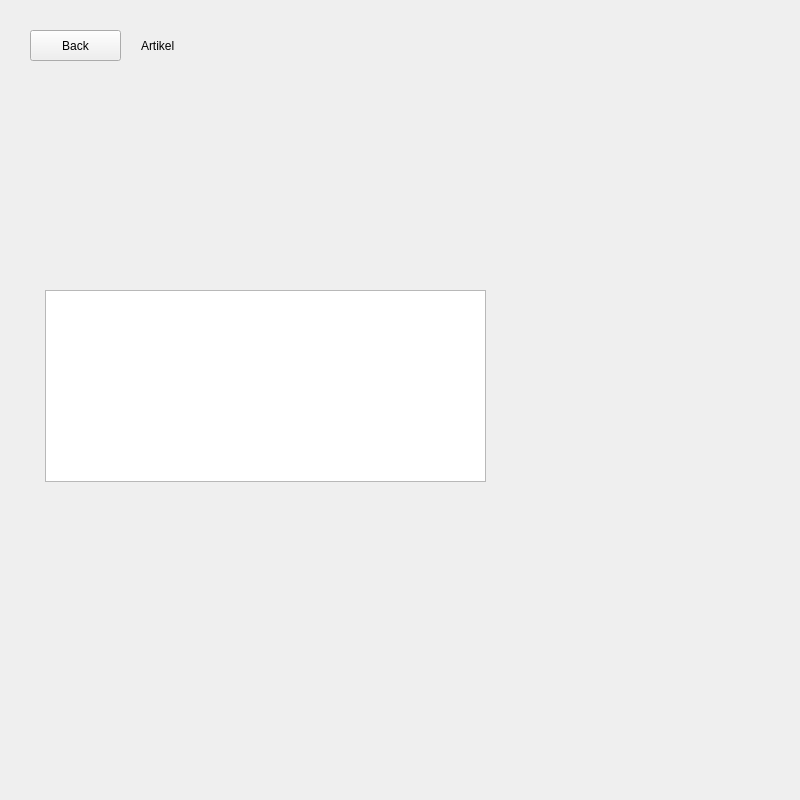
This is overviewartikel.ui in luis-we/SchulaufgabePRO as Qt 5 draws it before an edit. The edited form follows.
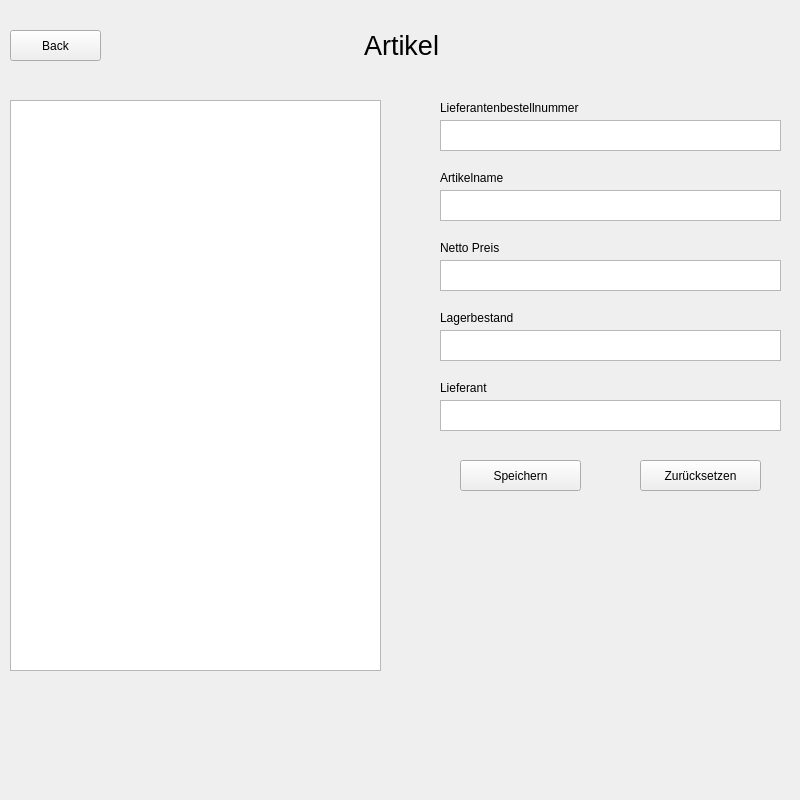
This is the edited form.

Commit message: Artikel Grunddesign

Diff of the .ui file:
```diff
--- a/overviewartikel.ui
+++ b/overviewartikel.ui
@@ -16,7 +16,7 @@
   <widget class="QPushButton" name="back_to_main">
    <property name="geometry">
     <rect>
-     <x>30</x>
+     <x>10</x>
      <y>30</y>
      <width>91</width>
      <height>31</height>
@@ -29,26 +29,178 @@
   <widget class="QLabel" name="label">
    <property name="geometry">
     <rect>
-     <x>141</x>
+     <x>1</x>
      <y>30</y>
-     <width>61</width>
+     <width>801</width>
      <height>31</height>
     </rect>
    </property>
+   <property name="font">
+    <font>
+     <pointsize>20</pointsize>
+    </font>
+   </property>
+   <property name="layoutDirection">
+    <enum>Qt::LeftToRight</enum>
+   </property>
    <property name="text">
     <string>Artikel</string>
    </property>
+   <property name="alignment">
+    <set>Qt::AlignCenter</set>
+   </property>
   </widget>
   <widget class="QListView" name="listView">
    <property name="geometry">
     <rect>
-     <x>45</x>
-     <y>290</y>
-     <width>441</width>
-     <height>192</height>
+     <x>10</x>
+     <y>100</y>
+     <width>371</width>
+     <height>571</height>
     </rect>
    </property>
   </widget>
+  <widget class="QTextBrowser" name="textBrowser">
+   <property name="geometry">
+    <rect>
+     <x>440</x>
+     <y>120</y>
+     <width>341</width>
+     <height>31</height>
+    </rect>
+   </property>
+  </widget>
+  <widget class="QTextBrowser" name="textBrowser_2">
+   <property name="geometry">
+    <rect>
+     <x>440</x>
+     <y>190</y>
+     <width>341</width>
+     <height>31</height>
+    </rect>
+   </property>
+  </widget>
+  <widget class="QTextBrowser" name="textBrowser_3">
+   <property name="geometry">
+    <rect>
+     <x>440</x>
+     <y>260</y>
+     <width>341</width>
+     <height>31</height>
+    </rect>
+   </property>
+  </widget>
+  <widget class="QTextBrowser" name="textBrowser_4">
+   <property name="geometry">
+    <rect>
+     <x>440</x>
+     <y>330</y>
+     <width>341</width>
+     <height>31</height>
+    </rect>
+   </property>
+  </widget>
+  <widget class="QTextBrowser" name="textBrowser_5">
+   <property name="geometry">
+    <rect>
+     <x>440</x>
+     <y>400</y>
+     <width>341</width>
+     <height>31</height>
+    </rect>
+   </property>
+  </widget>
+  <widget class="QLabel" name="label_2">
+   <property name="geometry">
+    <rect>
+     <x>440</x>
+     <y>100</y>
+     <width>211</width>
+     <height>16</height>
+    </rect>
+   </property>
+   <property name="text">
+    <string>Lieferantenbestellnummer</string>
+   </property>
+  </widget>
+  <widget class="QLabel" name="label_3">
+   <property name="geometry">
+    <rect>
+     <x>440</x>
+     <y>170</y>
+     <width>211</width>
+     <height>16</height>
+    </rect>
+   </property>
+   <property name="text">
+    <string>Artikelname</string>
+   </property>
+  </widget>
+  <widget class="QLabel" name="label_4">
+   <property name="geometry">
+    <rect>
+     <x>440</x>
+     <y>240</y>
+     <width>211</width>
+     <height>16</height>
+    </rect>
+   </property>
+   <property name="text">
+    <string>Netto Preis</string>
+   </property>
+  </widget>
+  <widget class="QLabel" name="label_5">
+   <property name="geometry">
+    <rect>
+     <x>440</x>
+     <y>310</y>
+     <width>211</width>
+     <height>16</height>
+    </rect>
+   </property>
+   <property name="text">
+    <string>Lagerbestand</string>
+   </property>
+  </widget>
+  <widget class="QLabel" name="label_6">
+   <property name="geometry">
+    <rect>
+     <x>440</x>
+     <y>380</y>
+     <width>211</width>
+     <height>16</height>
+    </rect>
+   </property>
+   <property name="text">
+    <string>Lieferant</string>
+   </property>
+  </widget>
+  <widget class="QPushButton" name="pushButton">
+   <property name="geometry">
+    <rect>
+     <x>460</x>
+     <y>460</y>
+     <width>121</width>
+     <height>31</height>
+    </rect>
+   </property>
+   <property name="text">
+    <string>Speichern</string>
+   </property>
+  </widget>
+  <widget class="QPushButton" name="pushButton_2">
+   <property name="geometry">
+    <rect>
+     <x>640</x>
+     <y>460</y>
+     <width>121</width>
+     <height>31</height>
+    </rect>
+   </property>
+   <property name="text">
+    <string>Zurücksetzen</string>
+   </property>
+  </widget>
  </widget>
  <resources/>
  <connections/>
```
